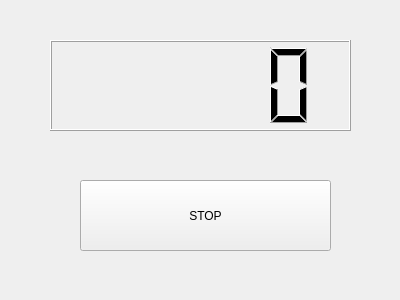
Above: ejemplo1/counterDlg.ui from ppoloalc/RoboticaG10 before the change. Below: the same form after it.
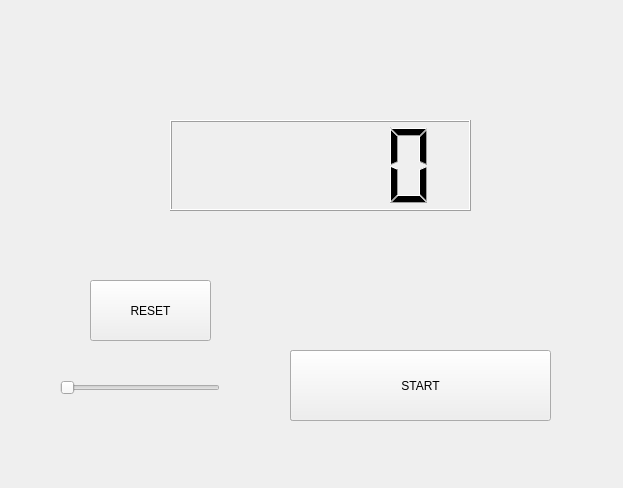
That is the form after the change.

```diff
--- a/ejemplo1/counterDlg.ui
+++ b/ejemplo1/counterDlg.ui
@@ -6,8 +6,8 @@
    <rect>
     <x>0</x>
     <y>0</y>
-    <width>400</width>
-    <height>300</height>
+    <width>623</width>
+    <height>488</height>
    </rect>
   </property>
   <property name="windowTitle">
@@ -16,8 +16,8 @@
   <widget class="QPushButton" name="button">
    <property name="geometry">
     <rect>
-     <x>80</x>
-     <y>180</y>
+     <x>290</x>
+     <y>350</y>
      <width>251</width>
      <height>71</height>
     </rect>
@@ -29,13 +29,52 @@
   <widget class="QLCDNumber" name="lcdNumber">
    <property name="geometry">
     <rect>
-     <x>50</x>
-     <y>40</y>
+     <x>170</x>
+     <y>120</y>
      <width>301</width>
      <height>91</height>
     </rect>
    </property>
   </widget>
+  <widget class="QSlider" name="horizontalSlider">
+   <property name="geometry">
+    <rect>
+     <x>60</x>
+     <y>380</y>
+     <width>160</width>
+     <height>16</height>
+    </rect>
+   </property>
+   <property name="orientation">
+    <enum>Qt::Horizontal</enum>
+   </property>
+  </widget>
+  <widget class="QPushButton" name="pushButton">
+   <property name="geometry">
+    <rect>
+     <x>90</x>
+     <y>280</y>
+     <width>121</width>
+     <height>61</height>
+    </rect>
+   </property>
+   <property name="text">
+    <string>RESET</string>
+   </property>
+  </widget>
+  <widget class="QPushButton" name="pushButton_2">
+   <property name="geometry">
+    <rect>
+     <x>290</x>
+     <y>350</y>
+     <width>261</width>
+     <height>71</height>
+    </rect>
+   </property>
+   <property name="text">
+    <string>START</string>
+   </property>
+  </widget>
  </widget>
  <resources/>
  <connections/>
```
